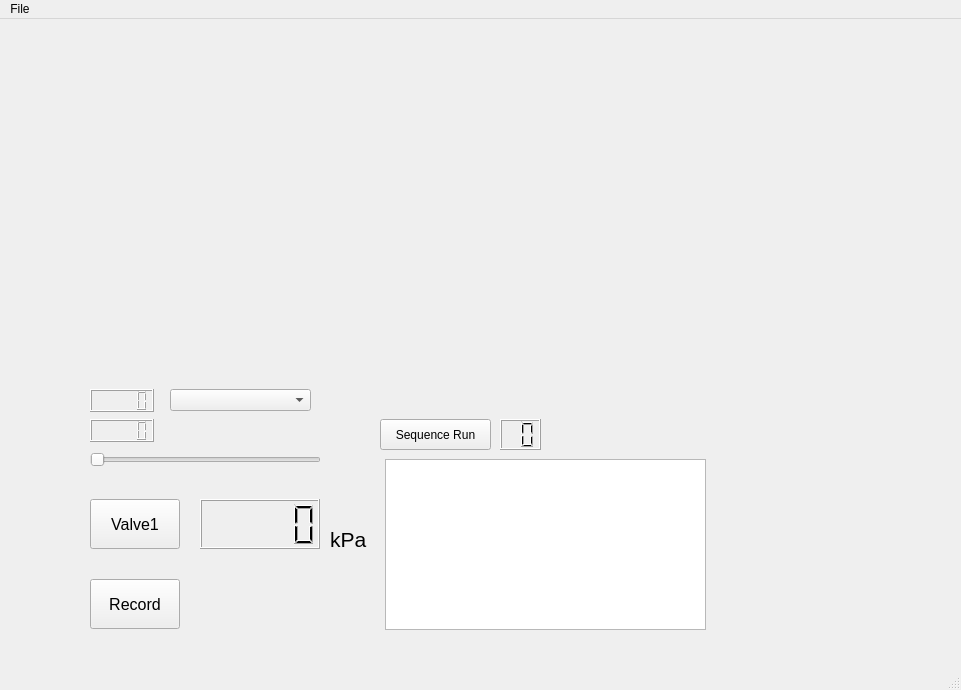
This is droplet_gui.ui in LiMe-NanoBioeng/pressure_control as Qt 5 draws it before an edit. The edited form follows.
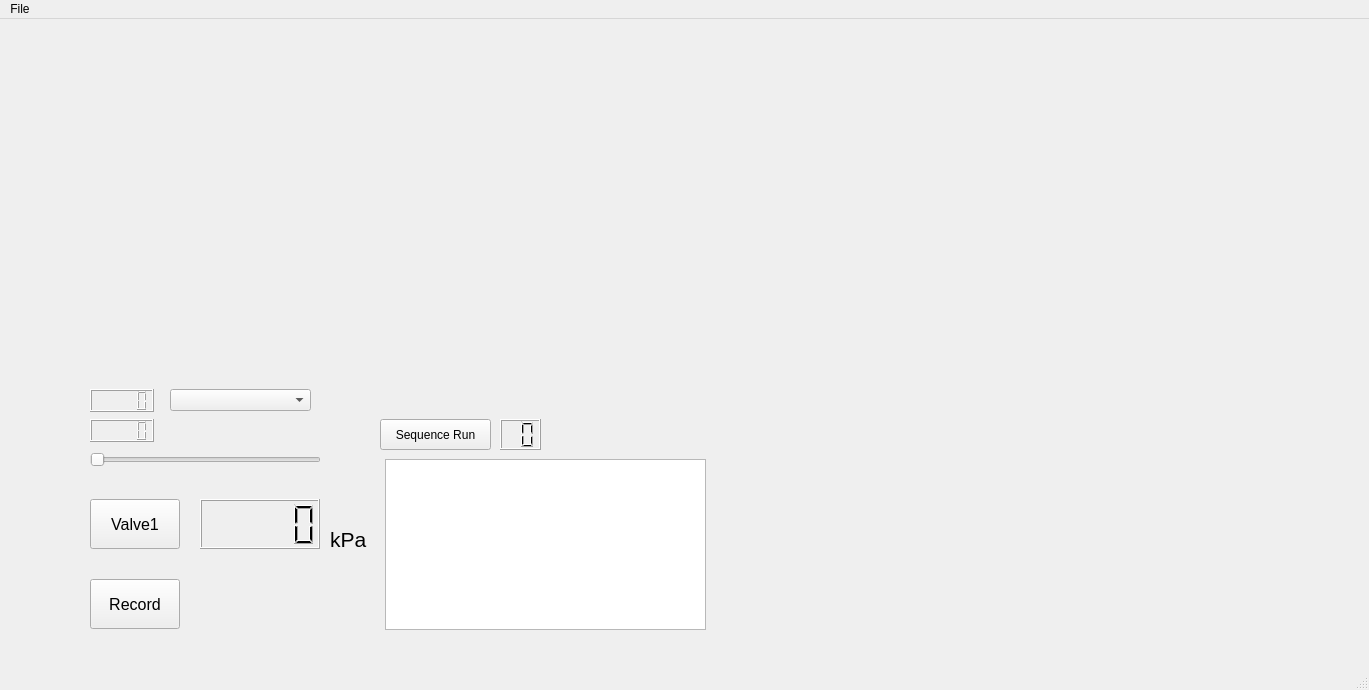
This is the edited form.

What changed in the file:
```diff
--- a/droplet_gui.ui
+++ b/droplet_gui.ui
@@ -6,7 +6,7 @@
    <rect>
     <x>0</x>
     <y>0</y>
-    <width>961</width>
+    <width>1369</width>
     <height>690</height>
    </rect>
   </property>
@@ -166,7 +166,7 @@
     <rect>
      <x>0</x>
      <y>0</y>
-     <width>961</width>
+     <width>1369</width>
      <height>21</height>
     </rect>
    </property>
```
Left out of the diff: 2 changed lines with no effect on the pictures.
